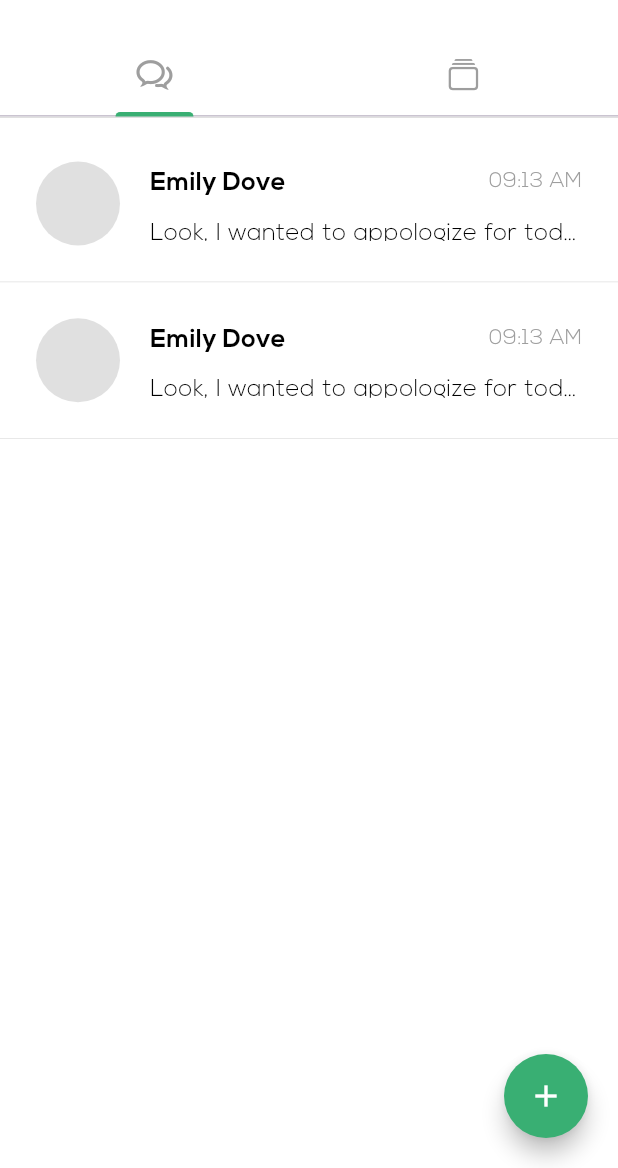
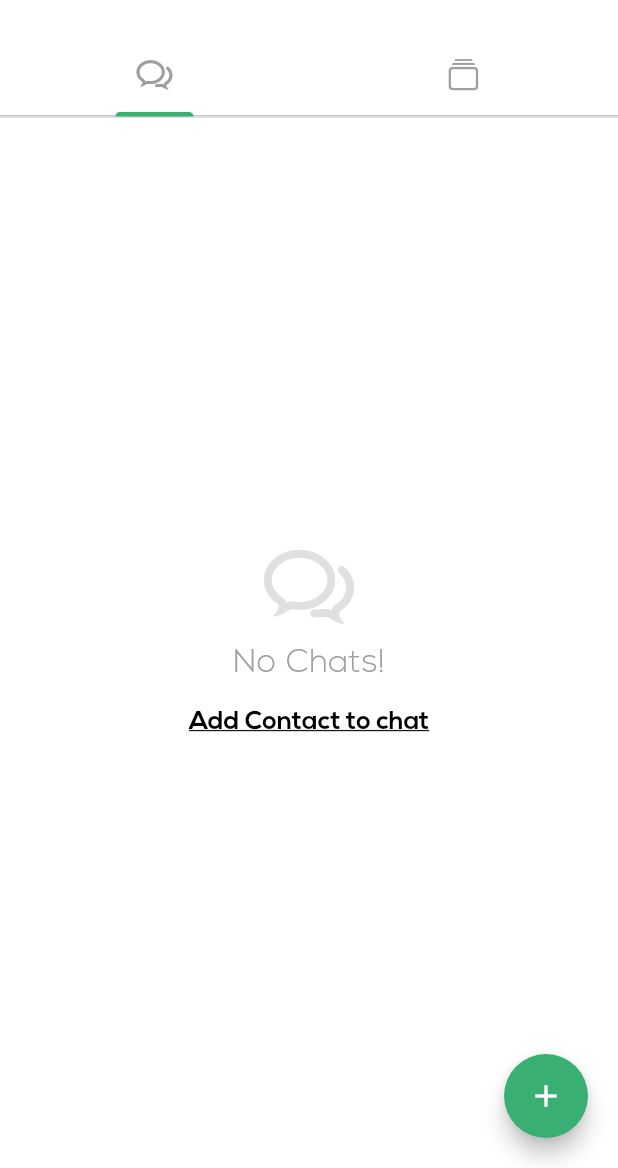
Before and after one commit to masoodhh/chatify, a Flutter app: the Messages screen opened directly, on a phone screen of 412 x 824 dp, the part 68-1236 px from its top. Run offline on Flutter 3.47's test engine with Material 3 defaults, Android fonts, the phone set to English and light mode, and no system bars; our stand-ins replace flutter_chat_bubble, get, get_storage, hive, hive_flutter, logger and 2 more; accounts and stored records are empty.

Commit message:
v 11 end

```diff
--- a/lib/cacheManager/hive.cache.dart
+++ b/lib/cacheManager/hive.cache.dart
@@ -1,3 +1,4 @@
+import 'package:chatify/constants/config.dart';
 import 'package:chatify/models/contact.dart';
 import 'package:chatify/models/message.dart';
 import 'package:chatify/models/room.dart';
@@ -76,7 +77,8 @@ class HiveCacheManager {
     await init();
     if (contactsBox != null && contactsBox!.isOpen) {
       final contact = contactsBox!.get(userId);
-      for (int i = 0; i < contact!.messages.length; i++) {
+      for (int i = contact!.messages.length; i >=0; i--) {
+        if (contact!.messages[i].seen) break;
         contact.messages[i].seen = true;
       }
       await contactsBox!.put(userId, contact);
@@ -122,6 +124,7 @@ class HiveCacheManager {
   }
 
   Future<List<Contact>> getAll() async {
+    logger.w("getAll");
     await init();
     if (contactsBox != null && contactsBox!.isOpen) {
       return contactsBox!.values.toList();
--- a/lib/components/dialogs/addContact/addContact.get.dart
+++ b/lib/components/dialogs/addContact/addContact.get.dart
@@ -22,7 +22,7 @@ class AddContactGet extends GetxController {
       loading.value = false;
       if (result != null) {
         final messagesGet = Get.find<MessagesGet>();
-        // await HiveCacheManager().save(Contact(user: result, messages: []));
+        await HiveCacheManager().save(Contact(user: result, messages: []));
         messagesGet.init();
 
         Get.back();
--- a/lib/components/message.widget.dart
+++ b/lib/components/message.widget.dart
@@ -1,13 +1,27 @@
+import 'package:cached_network_image/cached_network_image.dart';
+import 'package:chatify/constants/colors.dart';
+import 'package:chatify/constants/config.dart';
 import 'package:chatify/constants/text_styles.dart';
+import 'package:chatify/models/contact.dart';
 import 'package:flutter/material.dart';
+import 'package:get/get.dart';
 
 class MessageWidget extends StatelessWidget {
-  const MessageWidget({super.key});
+  final Contact contact;
+  const MessageWidget({Key? key, required this.contact}) : super(key: key);
 
   @override
   Widget build(BuildContext context) {
-    return InkWell(
-      onTap: () {},
+    final int badgeCount = contact.messages
+        .where((element) => element.seen == false)
+        .toList()
+        .length;
+
+    return Stack(
+      alignment: Alignment.center,
+      children: [
+        InkWell(
+          onTap: () => Get.toNamed(PageRoutes.chat, arguments: contact.user),
           child: Container(
             decoration: BoxDecoration(
               border: Border(
@@ -23,6 +37,11 @@ class MessageWidget extends StatelessWidget {
                   child: CircleAvatar(
                     radius: 28,
                     backgroundColor: Colors.grey.shade300,
+                    child: CachedNetworkImage(
+                      imageUrl: Config.showAvatarBaseUrl(contact.user.id),
+                      errorWidget: (context, url, error) => Icon(Icons.person,
+                          color: Colors.grey.shade400, size: 50),
+                    ),
                   ),
                 ),
                 Expanded(
@@ -30,20 +49,28 @@ class MessageWidget extends StatelessWidget {
                     mainAxisAlignment: MainAxisAlignment.center,
                     crossAxisAlignment: CrossAxisAlignment.start,
                     children: [
-                  const Row(
+                      Row(
                         mainAxisAlignment: MainAxisAlignment.spaceBetween,
                         crossAxisAlignment: CrossAxisAlignment.start,
                         children: [
                           Padding(
-                        padding: EdgeInsets.only(bottom: 10),
-                        child: Text('Emily Dove', style: MyTextStyles.title),
+                            padding: const EdgeInsets.only(bottom: 10),
+                            child: Text(contact.user.fullname,
+                                style: MyTextStyles.title),
                           ),
-                      Text('09:13 AM', style: MyTextStyles.small)
+                          Text(
+                              contact.messages.isNotEmpty
+                                  ? _beautifyDate(contact.messages.last.date)
+                                  : '',
+                              style: MyTextStyles.small)
                         ],
                       ),
                       SizedBox(
                         height: 16,
-                    child: Text('Look, I wanted to appologize for today',
+                        child: Text(
+                            contact.messages.isNotEmpty
+                                ? contact.messages.last.message
+                                : '',
                             style: MyTextStyles.headline
                                 .copyWith(overflow: TextOverflow.ellipsis)),
                       ),
@@ -53,6 +80,26 @@ class MessageWidget extends StatelessWidget {
               ],
             ),
           ),
+        ),
+        if (badgeCount > 0)
+          Align(
+            alignment: Alignment.centerLeft,
+            child: Padding(
+              padding: const EdgeInsets.only(left: 16),
+              child: CircleAvatar(
+                radius: 10,
+                backgroundColor: MyColors.primaryColor,
+                child: Text(badgeCount.toString(),
+                    style: MyTextStyles.small.copyWith(
+                        color: Colors.white, fontWeight: FontWeight.bold)),
+              ),
+            ),
+          ),
+      ],
     );
   }
+
+  String _beautifyDate(DateTime date) {
+    return "${date.month}/${date.day} ${date.hour}:${date.minute}";
   }
+}
--- a/lib/constants/config.dart
+++ b/lib/constants/config.dart
@@ -1,23 +1,21 @@
 import 'package:chatify/constants/text_styles.dart';
+import 'package:chatify/models/me.dart';
 import 'package:flutter/material.dart';
 import 'package:get/get.dart';
 import 'package:logger/logger.dart';
-import 'package:chatify/models/me.dart';
 
 Logger logger = Logger();
 
 class Config {
   Config._();
 
-  static Me? me;
-
-
   static const httpServicesBaseUrl = 'http://10.0.2.2:8888';
   static const httpsServicesBaseUrl = 'https://10.0.2.2:8888';
   static const socketServerBaseUrl = 'http://10.0.2.2:8888';
 
-  static void errorHandler({required String title, required String message}) =>
-      Get.snackbar(title, message, backgroundColor: Colors.grey.shade200, colorText: Colors.black,duration: const Duration(seconds: 4));
+  static String showAvatarBaseUrl(String userId) => '${Config.httpServicesBaseUrl}/avatar/$userId';
+
+  static String showRoomAvatarBaseUrl(String roomId) => '${Config.httpServicesBaseUrl}/room-avatar/$roomId';
   static ThemeData primaryThemeData = ThemeData(
       primarySwatch: Colors.green,
       fontFamily: 'Nexa',
@@ -41,16 +39,26 @@ class Config {
           elevation: 0,
           centerTitle: true,
           titleTextStyle: MyTextStyles.appbar));
+
+  static Me? me;
+
+  static void errorHandler({String title = '', String message = ''}) {
+    Get.snackbar(title, message,
+        backgroundColor: Colors.grey.shade200, colorText: Colors.black, duration: const Duration(seconds: 4));
+  }
 }
 
 class PageRoutes {
   PageRoutes._();
 
-  static const splash = '/splash';
-  static const welcome = '/welcome';
-  static const setting = '/setting';
-  static const signIn = '/sign-in';
-  static const register = '/register';
-  static const messages = '/messages';
-  static const chat = '/chat';
+  static const String welcome = '/welcome';
+  static const String register = '/register';
+  static const String signIn = '/sign-in';
+  static const String messages = '/messages';
+  static const String settings = '/settings';
+  static const String splash = '/splash';
+  static const String chat = '/chat';
+
+  static const String roomProperties = '/room-properties';
+  static const String contactProperties = '/contact-properties';
 }
--- a/lib/init.dart
+++ b/lib/init.dart
@@ -1,3 +1,4 @@
+import 'package:chatify/cacheManager/hive.cache.dart';
 import 'package:chatify/constants/config.dart';
 import 'package:chatify/models/message.dart';
 import 'package:chatify/models/user.dart';
@@ -50,12 +51,12 @@ class AppInit {
         print(er);
       }
     }
-    /*if (message.roomId == '') {
+    if (message.roomId == '') {
       HiveCacheManager().update(message.user.id, message);
       messagesGet.contactsStream.sink.add(true);
     } else {
       HiveCacheManager().updateRoom(message.roomId, message);
       messagesGet.roomStream.sink.add(true);
-    }*/
+    }
   }
 }
--- a/lib/main.dart
+++ b/lib/main.dart
@@ -50,7 +50,7 @@ class MyApp extends StatelessWidget {
         GetPage(name: PageRoutes.signIn, page: () => Login()),
         GetPage(name: PageRoutes.register, page: () => Register()),
         GetPage(name: PageRoutes.messages, page: () => Messages()),
-        GetPage(name: PageRoutes.setting, page: () => Setting()),
+        GetPage(name: PageRoutes.settings, page: () => Setting()),
         GetPage(name: PageRoutes.chat, page: () => Chat()),
       ],
     );
--- a/lib/pages/chat/chat.get.dart
+++ b/lib/pages/chat/chat.get.dart
@@ -28,7 +28,7 @@ class ChatGet extends GetxController {
   final messagesGet = Get.find<MessagesGet>();
 
   void initRoom() async {
-    /* room = await HiveCacheManager().getRoom(room?.id ?? '');
+     room = await HiveCacheManager().getRoom(room?.id ?? '');
 
     await HiveCacheManager().updateLastSeenRoom(room?.id ?? '');
     (Get.find<MessagesGet>()).roomStream.sink.add(true);
@@ -39,11 +39,10 @@ class ChatGet extends GetxController {
 
     Future.delayed(const Duration(milliseconds: 100))
         .then((_) => scrollController.jumpTo(scrollController.position.maxScrollExtent));
- */
   }
 
   void initContact() async {
-    /*contact = await HiveCacheManager().get(user!.id);
+    contact = await HiveCacheManager().get(user!.id);
 
     await HiveCacheManager().updateLastSeen(user!.id);
     (Get.find<MessagesGet>()).contactsStream.sink.add(true);
@@ -54,15 +53,13 @@ class ChatGet extends GetxController {
 
     Future.delayed(const Duration(milliseconds: 100))
         .then((_) => scrollController.jumpTo(scrollController.position.maxScrollExtent));
-  */
   }
   void userInfo() {
-    /* if (contact == null) {
+     if (contact == null) {
       Get.toNamed(PageRoutes.roomProperties, arguments: room!);
     } else {
       Get.toNamed(PageRoutes.contactProperties, arguments: contact!);
     }
- */
   }
 
   void send() {
@@ -72,16 +69,16 @@ class ChatGet extends GetxController {
     Message(date: DateTime.now(), message: message.value, user: Config.me!.exportToUser(), seen: true);
     messages.add(myMsg);
 
-    // HiveCacheManager().update(user!.id, myMsg);
+    HiveCacheManager().update(user!.id, myMsg);
 
     message.value = '';
     controller.clear();
     onUpdateStream.sink.add(true);
-    // messagesGet.contactsStream.sink.add(true);
+    messagesGet.contactsStream.sink.add(true);
   }
 
   void sendMessageInRoom() {
-    /*  if (message.value.isEmpty) return;
+      if (message.value.isEmpty) return;
     appInit.socket?.emit('send-message', {'message': message.value, 'roomId': room?.id ?? ''});
     final myMsg = Message(
         date: DateTime.now(),
@@ -97,7 +94,6 @@ class ChatGet extends GetxController {
     controller.clear();
     onUpdateStream.sink.add(true);
     messagesGet.roomStream.sink.add(true);
-  */
   }
   @override
   void onInit() {
--- a/lib/pages/messages/view.chats.dart
+++ b/lib/pages/messages/view.chats.dart
@@ -1,15 +1,93 @@
+import 'package:chatify/components/buttons/underline_button.dart';
 import 'package:chatify/components/message.widget.dart';
+import 'package:chatify/constants/text_styles.dart';
+import 'package:chatify/pages/messages/messages.get.dart';
+import 'package:flutter/cupertino.dart';
 import 'package:flutter/material.dart';
+import 'package:get/get.dart';
 
 class MessagesChatsTab extends StatelessWidget {
   MessagesChatsTab({Key? key}) : super(key: key);
+
+  final messagesGet = Get.find<MessagesGet>();
 
   @override
   Widget build(BuildContext context) {
     return Container(
       padding: const EdgeInsets.only(top: 60),
-      child: ListView.builder(
-          itemBuilder: (context, index) => MessageWidget(), itemCount: 2),
+      child: Column(
+        children: [
+          Obx(
+                () => messagesGet.isSearchEnabled.value
+                ? SizedBox(
+                height: 50,
+                child: Padding(
+                  padding: const EdgeInsets.symmetric(horizontal: 24),
+                  child: TextField(
+                    onChanged: (newVal) {
+                      messagesGet.searchValue.value = newVal;
+                      messagesGet.contactsStream.sink.add(true);
+                    },
+                    decoration: const InputDecoration(
+                      hintText: 'Search ...',
+                      border: InputBorder.none,
+                      errorBorder: InputBorder.none,
+                      enabledBorder: InputBorder.none,
+                      focusedBorder: InputBorder.none,
+                      disabledBorder: InputBorder.none,
+                    ),
+                  ),
+                ))
+                : Container(),
+          ),
+          Expanded(
+            child: StreamBuilder(
+                stream: messagesGet.contactsStream.stream,
+                builder: (context, snapshot) {
+                  final contacts = messagesGet.searchValue.value.isNotEmpty
+                      ? messagesGet.contacts
+                      .where((element) => (element.user.fullname
+                      .toLowerCase()
+                      .contains(messagesGet.searchValue.value
+                      .toLowerCase()) ||
+                      element.user.username.toLowerCase().contains(
+                          messagesGet.searchValue.value.toLowerCase())))
+                      .toList()
+                      : messagesGet.contacts;
+                  return contacts.isNotEmpty
+                      ? ListView.builder(
+                      itemBuilder: (context, index) => MessageWidget(
+                        contact: contacts[index],
+                      ),
+                      itemCount: contacts.length)
+                      : _emptyWidget;
+                }),
+          ),
+        ],
+      ),
     );
   }
+
+  Widget get _emptyWidget => Center(
+    child: Column(
+      mainAxisAlignment: MainAxisAlignment.center,
+      crossAxisAlignment: CrossAxisAlignment.center,
+      children: [
+        Icon(
+          CupertinoIcons.chat_bubble_2,
+          size: 70,
+          color: Colors.grey.shade300,
+        ),
+        Text(
+          'No Chats!',
+          style: MyTextStyles.headline
+              .copyWith(color: Colors.grey, fontSize: 22),
+        ),
+        UnderlineButton(
+          title: 'Add Contact to chat',
+          onPressed: messagesGet.addContact,
+        )
+      ],
+    ),
+  );
 }
--- a/lib/pages/messages/view.dart
+++ b/lib/pages/messages/view.dart
@@ -31,7 +31,7 @@ class _MessagesState extends State<Messages> with TickerProviderStateMixin {
       appBar: AppBar(
         title: const Text('MESSAGES'),
         leading: IconButton(
-            onPressed: () => Get.toNamed(PageRoutes.setting),
+            onPressed: () => Get.toNamed(PageRoutes.settings),
             icon: const Icon(CupertinoIcons.line_horizontal_3_decrease)),
         actions: [
           IconButton(onPressed: () {}, icon: const Icon(CupertinoIcons.search)),
--- a/lib/pages/splash/splash.get.dart
+++ b/lib/pages/splash/splash.get.dart
@@ -1,3 +1,4 @@
+import 'package:chatify/cacheManager/hive.cache.dart';
 import 'package:chatify/cacheManager/user.cache.dart';
 import 'package:chatify/constants/config.dart';
 import 'package:chatify/init.dart';
@@ -21,7 +22,7 @@ class SplashGet extends GetxController {
      logger.i("splash token fresher checked");
       // Init Socket & HiveCache Manager
       AppInit().initSocketClient();
-      // await HiveCacheManager().init();
+      await HiveCacheManager().init();
       logger.i("splash token fresher checked 2");
 
       // Get latest offline messages
--- a/lib/services/addContact.service.dart
+++ b/lib/services/addContact.service.dart
@@ -9,13 +9,19 @@ class AddContactService extends BaseService {
   // final Uri url = Uri.parse('${Config.httpsServicesBaseUrl}/new-contact');
   final Uri url = Uri.parse('${Config.httpServicesBaseUrl}/new-contact');
   Future<User?> call(Map<String, dynamic> args) async {
+    logger.w("add-contact-service");
     final client = http.Client();
+    logger.w("add-contact-service11");
     final response = await client.post(url,
         body: args, headers: {'Authorization': 'Bearer ${Config.me!.token}'});
+    logger.w("add-contact-service22");
     final decodedResponse = jsonDecode(response.body);
+    logger.w("add-contact-service2");
     if (response.statusCode == 200) {
+      logger.w("add-contact-service3");
       return User.fromJson(decodedResponse['data']);
     } else {
+      logger.w("add-contact-service4");
       Config.errorHandler(
           title: decodedResponse['error_code'],
           message: decodedResponse['message']);
--- a/lib/settings/setting.get.dart
+++ b/lib/settings/setting.get.dart
@@ -1,3 +1,4 @@
+import 'package:chatify/cacheManager/hive.cache.dart';
 import 'package:chatify/cacheManager/user.cache.dart';
 import 'package:chatify/constants/config.dart';
 import 'package:get/get.dart';
@@ -7,6 +8,7 @@ class SettingGet extends GetxController {
 
   Future<void> logoutGet() async {
     await UserCacheManager.clear();
+    await HiveCacheManager().clearAll();
     Config.me = null;
 
     Get.offAllNamed(PageRoutes.welcome);
--- a/pubspec.yaml
+++ b/pubspec.yaml
@@ -44,6 +44,7 @@ dependencies:
   flutter_chat_bubble: ^2.0.2
   hive: ^2.2.3
   hive_flutter: ^1.1.0
+  cached_network_image: ^3.4.1
 
 dev_dependencies:
   flutter_test:
@@ -51,7 +52,7 @@ dev_dependencies:
 
 
   flutter_lints: ^5.0.0
-  hive_generator: ^2.0.1
+  hive_generator: ^2.0.1  # flutter packages pub run build_runner build --delete-conflicting-outputs
   build_runner: ^2.4.13
 
 # For information on the generic Dart part of this file, see the
```
Also changed, not shown: lib/components/dialogs/addContact/addContact.dart (deleted, +0 -69 lines), pubspec.lock, 1 other file. Lines whose indentation alone changed are shown as unchanged.
